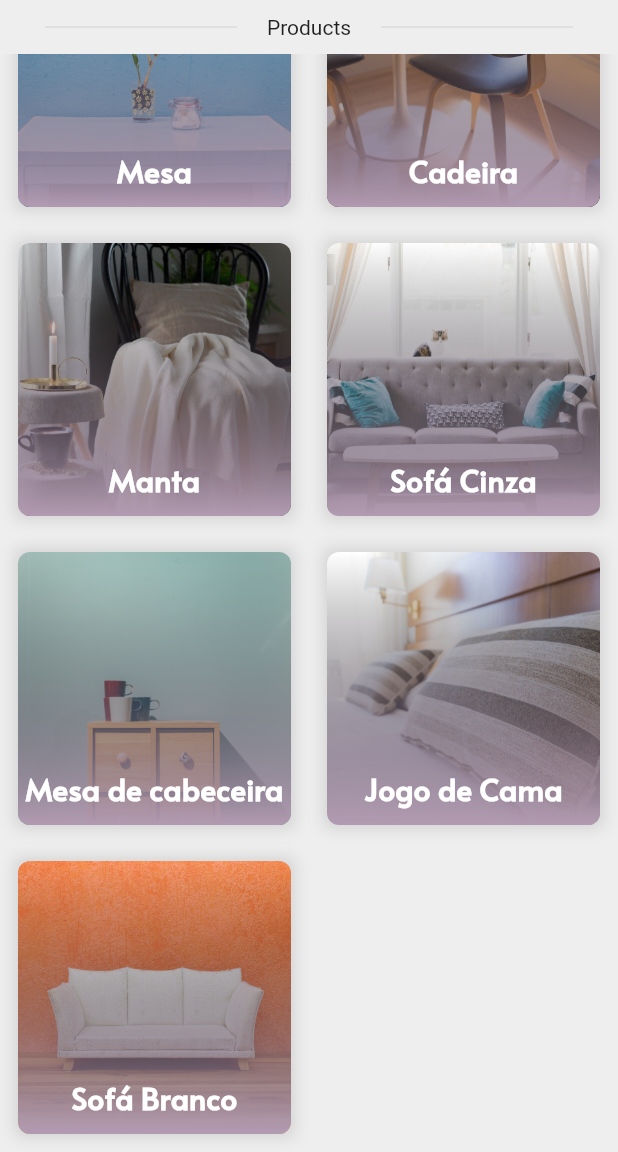
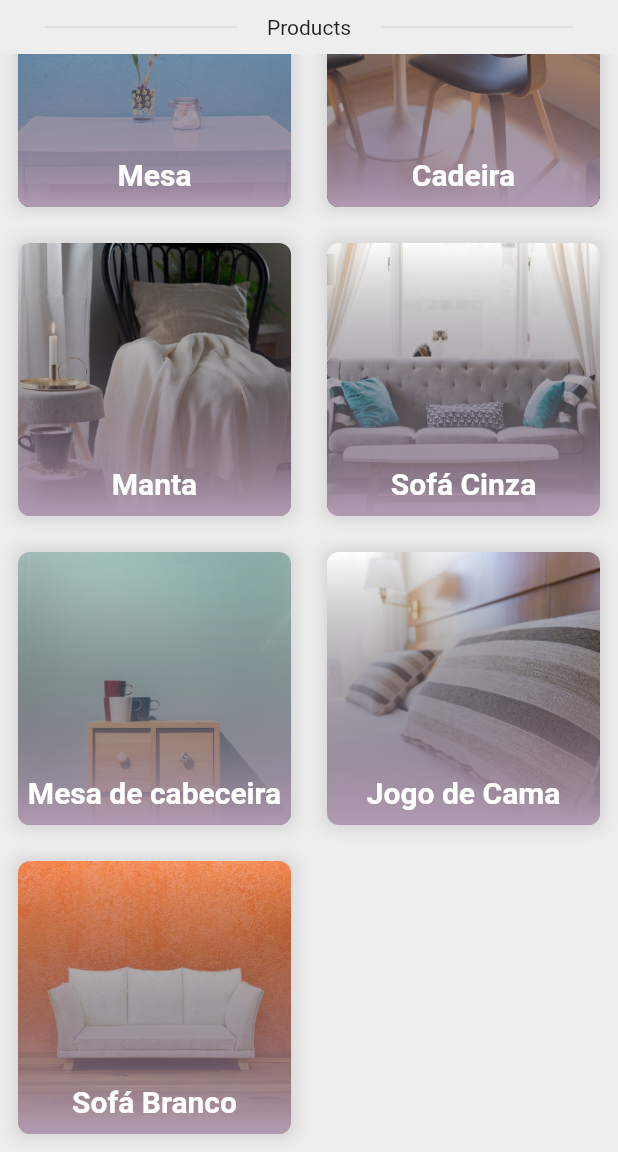
Before and after one commit to lmbaldi/furniture_store, a Flutter app: the screen it shows after launch, scrolled down 92 dp, on a phone screen of 412 x 824 dp, the part 84-1236 px from its top. Run offline on Flutter 3.47's test engine with Material 2 defaults, Android fonts, the phone set to English and light mode, and no system bars.

Commit message:
close buy

```diff
--- a/lib/main.dart
+++ b/lib/main.dart
@@ -20,19 +20,32 @@ class MyApp extends StatelessWidget {
         textTheme: TextTheme(
           headline1: TextStyle(
             fontSize: 20,
-              fontFamily: 'Alata',
             fontWeight: FontWeight.bold,
-              color: Colors.black),
+            color: Colors.black,
+          ),
           headline2: TextStyle(
             fontSize: 20,
-              fontFamily: 'Alata',
             fontWeight: FontWeight.bold,
-              color: Colors.white),
+            color: Colors.white,
+          ),
           headline3: TextStyle(
             fontSize: 16,
             fontFamily: 'Alata',
             fontWeight: FontWeight.bold,
-              color: Colors.black),
+            color: Colors.black,
+          ),
+          headline4: TextStyle(
+            fontSize: 20,
+            fontFamily: 'Alata',
+            fontWeight: FontWeight.bold,
+            color: Colors.black,
+          ),
+          headline5: TextStyle(
+            fontSize: 20,
+            fontFamily: 'Alata',
+            fontWeight: FontWeight.w200,
+            color: Colors.black,
+          ),
         ),
         visualDensity: VisualDensity.adaptivePlatformDensity,
       ),
@@ -44,9 +57,14 @@ class MyApp extends StatelessWidget {
   }
 }
 
-class Start extends StatelessWidget {
+class Start extends StatefulWidget {
   static List<ItemCart> itensCart = List();
 
+  @override
+  _StartState createState() => _StartState();
+}
+
+class _StartState extends State<Start> {
   final List furnitures = [
     {
       "titulo": "Mesa",
@@ -138,10 +156,15 @@ class Start extends StatelessWidget {
           ),
           Flexible(
               child: GridProducts(
+                update: update,
             furnitures: furnitures,
           )),
         ],
       ),
     );
   }
+
+  void update(){
+    setState(() {});
   }
+}
```
Lines whose indentation alone changed are shown as unchanged.
